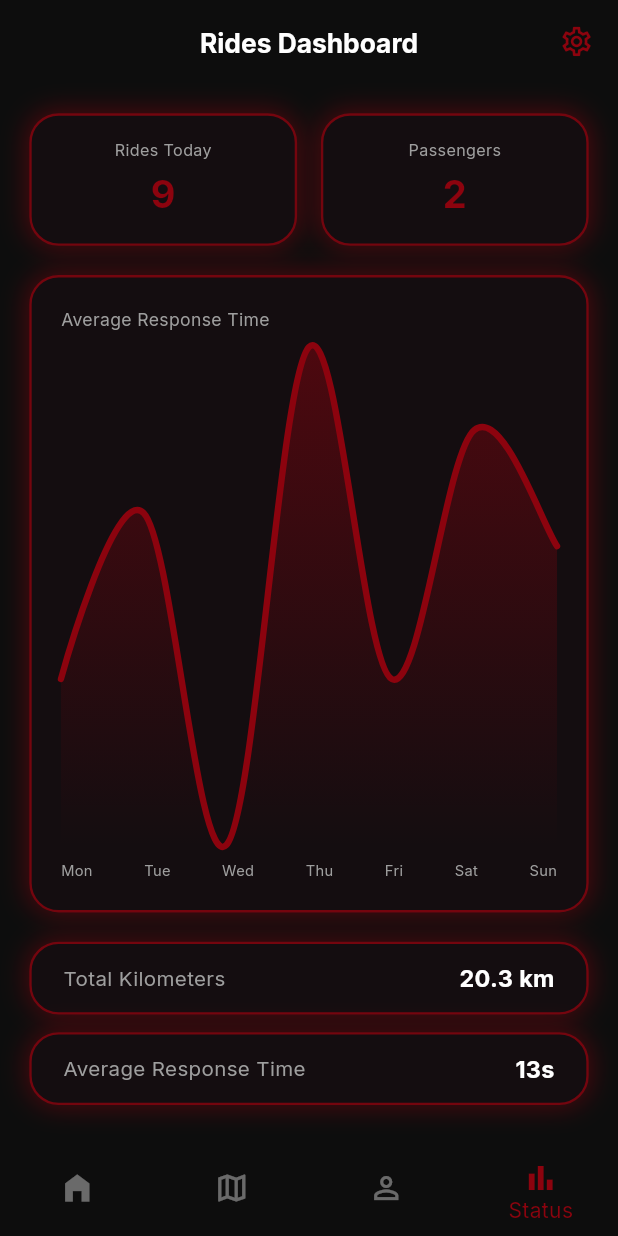
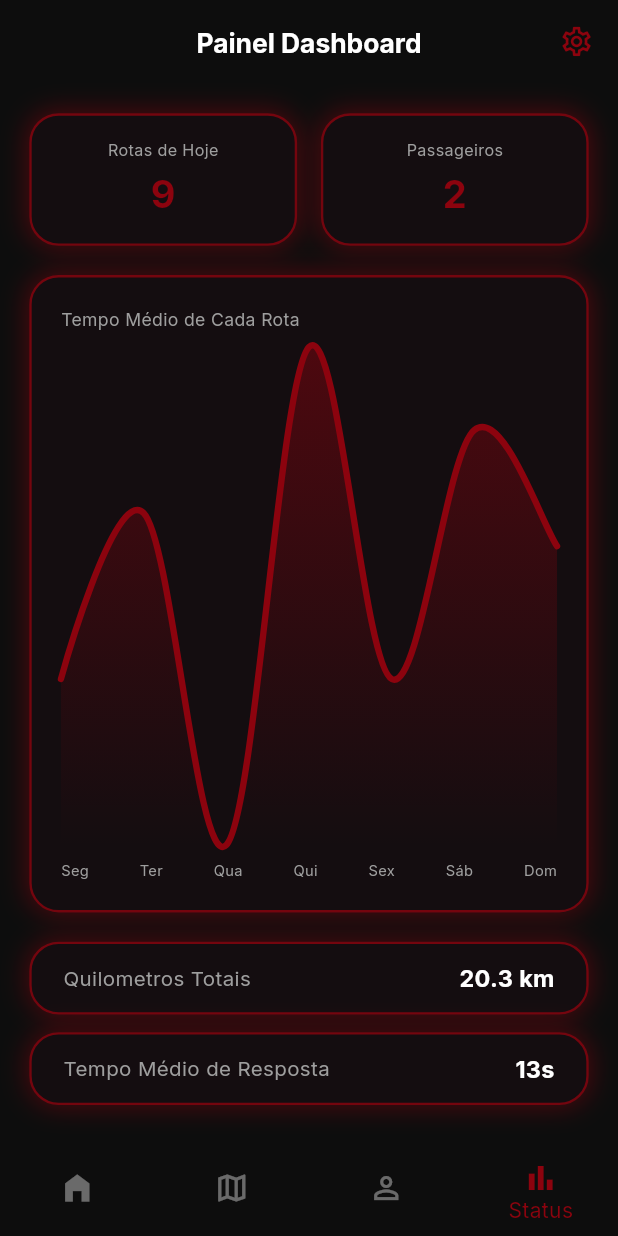
Before and after one commit to GabrielaAkemi/VigiaApp, a Flutter app: the MainNavigation screen opened directly, item 4 of the bottom bar chosen, on a phone screen of 412 x 824 dp. Run offline on Flutter 3.47's test engine with Material 3 defaults, Android fonts, the phone set to English and light mode, and no system bars; drawn by our look-alikes of fl_chart; our stand-ins replace flutter_screenutil, google_fonts; network calls fail.

Commit message:
Atualização do layout

```diff
--- a/vigia/lib/screens/dashboard_screen.dart
+++ b/vigia/lib/screens/dashboard_screen.dart
@@ -20,7 +20,7 @@ class DashboardScreen extends StatelessWidget {
           elevation: 0,
           centerTitle: true,
           title: Text(
-            "Rides Dashboard",
+            "Painel Dashboard",
             style: TextStyle(color: textColor, fontWeight: FontWeight.bold, fontSize: 18.sp),
           ),
           actions: [
@@ -36,9 +36,9 @@ class DashboardScreen extends StatelessWidget {
             children: [
               Row(
                 children: [
-                  Expanded(child: _buildSmallStat("Rides Today", "9", context)),
+                  Expanded(child: _buildSmallStat("Rotas de Hoje", "9", context)),
                   SizedBox(width: 15.w),
-                  Expanded(child: _buildSmallStat("Passengers", "2", context)),
+                  Expanded(child: _buildSmallStat("Passageiros", "2", context)),
                 ],
               ),
               SizedBox(height: 20.h),
@@ -50,14 +50,14 @@ class DashboardScreen extends StatelessWidget {
                   child: Column(
                     crossAxisAlignment: CrossAxisAlignment.start,
                     children: [
-                      Text("Average Response Time",
+                      Text("Tempo Médio de Cada Rota",
                         style: TextStyle(color: Colors.grey, fontSize: 12.sp)),
                       SizedBox(height: 10.h),
                       Expanded(child: _buildBezierChart(context)),
                       SizedBox(height: 10.h),
                       Row(
                         mainAxisAlignment: MainAxisAlignment.spaceBetween,
-                        children: ['Mon', 'Tue', 'Wed', 'Thu', 'Fri', 'Sat', 'Sun']
+                        children: ['Seg', 'Ter', 'Qua', 'Qui', 'Sex', 'Sáb', 'Dom']
                             .map((day) => Text(day, style: TextStyle(color: Colors.grey, fontSize: 10.sp)))
                             .toList(),
                       )
@@ -67,9 +67,9 @@ class DashboardScreen extends StatelessWidget {
               ),
               SizedBox(height: 20.h),
 
-              _buildInfoTile("Total Kilometers", "20.3 km", context),
+              _buildInfoTile("Quilometros Totais", "20.3 km", context),
               SizedBox(height: 12.h),
-              _buildInfoTile("Average Response Time", "13s", context),
+              _buildInfoTile("Tempo Médio de Resposta", "13s", context),
 
               SizedBox(height: 10.h),
             ],
--- a/vigia/lib/screens/main_navigation.dart
+++ b/vigia/lib/screens/main_navigation.dart
@@ -1,36 +1,31 @@
 import 'package:flutter/material.dart';
+import 'package:provider/provider.dart';
 import '../core/app_colors.dart';
-import 'home_screen.dart'; // Tela com as rotas e botões
+import '../core/theme_manager.dart';
+import 'home_screen.dart';
 import 'route_map_screen.dart';
 import 'profile_screen.dart';
 import 'dashboard_screen.dart';
 
-class MainNavigation extends StatefulWidget {
-  @override
-  State<MainNavigation> createState() => _MainNavigationState();
-}
-
-class _MainNavigationState extends State<MainNavigation> {
-  int _selectedIndex = 0;
-
-  // Lista das telas na ordem da NavBar
+class MainNavigation extends StatelessWidget {
   final List<Widget> _screens = [
-    HomeScreen(),      // Tela Principal (Vigia + Rotas)
-    RouteMapScreen(),   // Mapa
-    ProfileScreen(),    // Perfil (Onde troca o tema)
-    DashboardScreen(),  // Dashboard
+    HomeScreen(),
+    RouteMapScreen(),
+    ProfileScreen(),
+    DashboardScreen(),
   ];
 
   @override
   Widget build(BuildContext context) {
-    bool isDark = Theme.of(context).brightness == Brightness.dark;
+    final themeProvider = context.watch<ThemeManager>();
+    bool isDark = themeProvider.themeMode == ThemeMode.dark;
     Color primary = AppColors.getPrimary(context);
 
     return Scaffold(
-      body: _screens[_selectedIndex],
+      body: _screens[themeProvider.selectedIndex],
       bottomNavigationBar: BottomNavigationBar(
-        currentIndex: _selectedIndex,
-        onTap: (index) => setState(() => _selectedIndex = index),
+        currentIndex: themeProvider.selectedIndex,
+        onTap: (index) => themeProvider.setIndex(index),
         type: BottomNavigationBarType.fixed,
         backgroundColor: AppColors.getBackground(context),
         selectedItemColor: primary,
--- a/vigia/lib/screens/route_map_screen.dart
+++ b/vigia/lib/screens/route_map_screen.dart
@@ -14,7 +14,7 @@ class RouteMapScreen extends StatelessWidget {
         appBar: AppBar(
           backgroundColor: Colors.transparent,
           elevation: 0,
-          title: Text("Route Map", style: TextStyle(color: isDark ? Colors.white : Colors.black)),
+          title: Text("Mapa de Rota", style: TextStyle(color: isDark ? Colors.white : Colors.black)),
           actions: [IconButton(icon: const Icon(Icons.location_on), onPressed: () {})],
         ),
         body: Stack(
@@ -35,8 +35,8 @@ class RouteMapScreen extends StatelessWidget {
                 child: Row(
                   mainAxisAlignment: MainAxisAlignment.spaceBetween,
                   children: [
-                    _buildMapStat("NEXT STOP", "4 MIN"),
-                    _buildMapStat("PASSENGER", "ANNA S."),
+                    _buildMapStat("PRÓXIMA PARADA", "4 MIN"),
+                    _buildMapStat("PASSAGEIRO", "ANNA S."),
                   ],
                 ),
               ),
--- a/vigia/lib/widgets/background_wrapper.dart
+++ b/vigia/lib/widgets/background_wrapper.dart
@@ -38,7 +38,7 @@ class BackgroundWrapper extends StatelessWidget {
                 opacity: 0.02,
                 child: Image.asset(
                   'assets/logo_vigia.png',
-                  width: MediaQuery.of(context).size.width * 0.75,
+                  width: MediaQuery.of(context).size.width * 1.0,
                 ),
               ),
             ),
```
Also changed, not shown: vigia/lib/core/theme_manager.dart (+9 -9 lines), vigia/lib/screens/home_screen.dart (+35 -12 lines), vigia/lib/screens/profile_screen.dart (+6 -12 lines).
